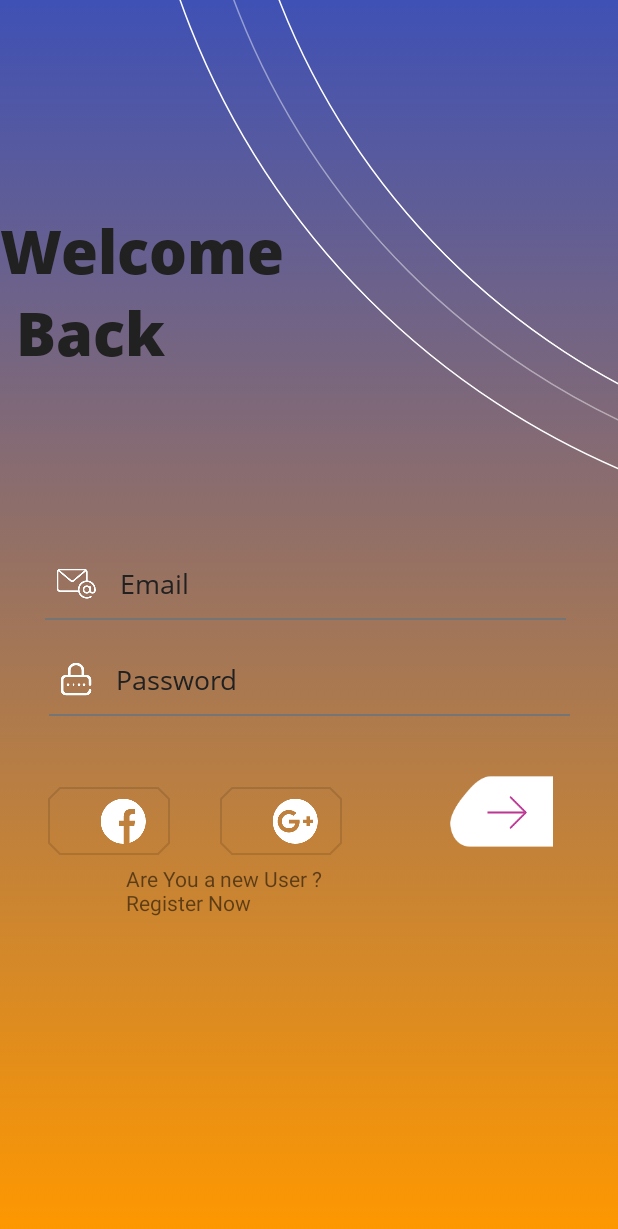
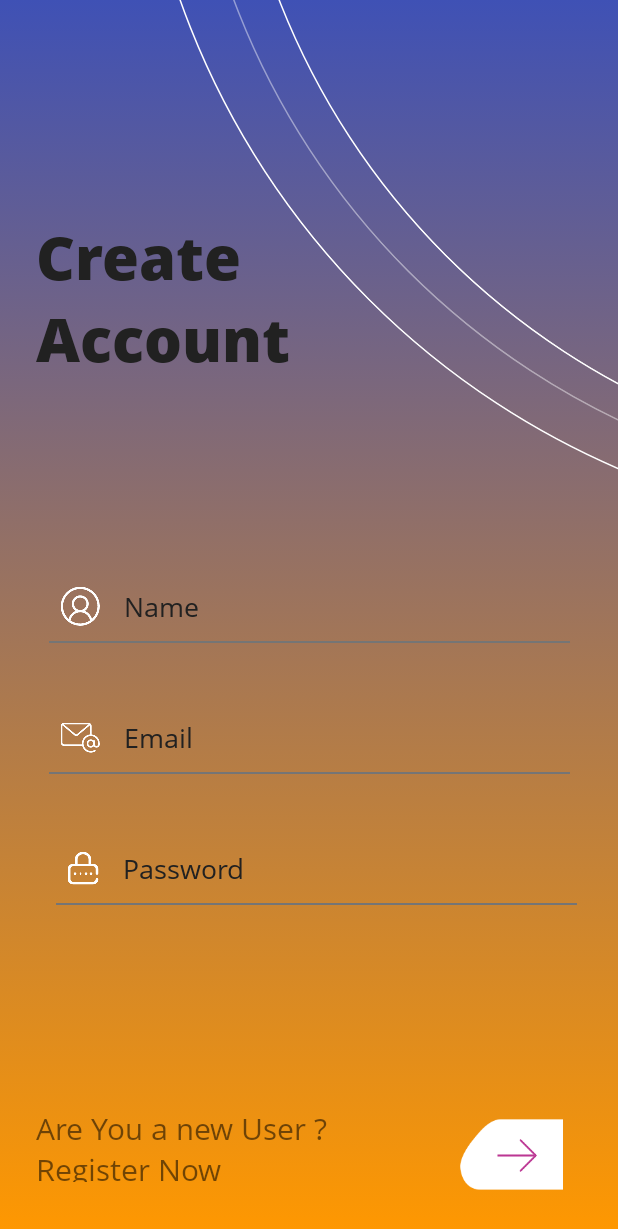
Before and after one commit to BraKoose/BlueCrest-School-App, an Android app: the screen it shows after launch (Login before the commit, SignUp after it), after a tap on "SIGNUP", on a phone screen of 412 x 824 dp. Shown: the top 1229 px of the screen. Run offline under Robolectric (Android 15) with nearby library versions, the phone set to English and light mode, and no system bars.

Commit message:
signUp and login done

```diff
--- a/app/src/main/AndroidManifest.xml
+++ b/app/src/main/AndroidManifest.xml
@@ -15,6 +15,9 @@
         android:roundIcon="@drawable/src_edited"
         android:supportsRtl="true"
         android:theme="@style/AppTheme">
+        <activity
+            android:name=".SignUp"
+            android:exported="false" />
         <activity
             android:name=".IntroActivity"
             android:exported="true">
@@ -39,7 +42,7 @@
         <activity android:name=".VerifyUser" />
         <activity android:name=".GpaCalculator" />
         <activity android:name=".Transcript" />
-        <activity android:name=".Login"/>
+        <activity android:name=".Login" />
         <activity android:name=".MainActivity" />
     </application>
 
--- a/app/src/main/java/com/example/project/IntroActivity.kt
+++ b/app/src/main/java/com/example/project/IntroActivity.kt
@@ -18,7 +18,7 @@ class IntroActivity : AppCompatActivity() {
             startActivity(Intent(this, Login::class.java))
         }
         binding.signUp.setOnClickListener {
-            startActivity(Intent(this, Login::class.java))
+            startActivity(Intent(this, SignUp::class.java))
         }
     }
 }
--- /dev/null
+++ b/app/src/main/java/com/example/project/SignUp.kt
@@ -0,0 +1,15 @@
+package com.example.project
+
+import androidx.appcompat.app.AppCompatActivity
+import android.os.Bundle
+import com.example.project.databinding.ActivitySignUpBinding
+
+class SignUp : AppCompatActivity() {
+
+    private lateinit var binding: ActivitySignUpBinding
+    override fun onCreate(savedInstanceState: Bundle?) {
+        super.onCreate(savedInstanceState)
+        binding = ActivitySignUpBinding.inflate(layoutInflater)
+        setContentView(binding.root)
+    }
+}
--- /dev/null
+++ b/app/src/main/res/layout/activity_sign_up.xml
@@ -0,0 +1,149 @@
+<?xml version="1.0" encoding="utf-8"?>
+<androidx.constraintlayout.widget.ConstraintLayout xmlns:android="http://schemas.android.com/apk/res/android"
+    xmlns:app="http://schemas.android.com/apk/res-auto"
+    xmlns:tools="http://schemas.android.com/tools"
+    android:layout_width="match_parent"
+    android:background="@drawable/bluecrest_background"
+    android:layout_height="match_parent"
+    tools:context=".SignUp">
+
+
+    <ScrollView
+        android:layout_width="match_parent"
+        android:layout_height="match_parent"
+        tools:ignore="SpeakableTextPresentCheck">
+
+        <LinearLayout
+            android:layout_width="match_parent"
+            android:layout_height="wrap_content"
+            android:orientation="vertical" />
+    </ScrollView>
+
+    <LinearLayout
+        android:layout_width="match_parent"
+        android:layout_height="match_parent"
+        android:orientation="vertical">
+
+        <androidx.constraintlayout.widget.ConstraintLayout
+            android:layout_width="match_parent"
+            android:layout_height="match_parent">
+
+            <ImageView
+                android:id="@+id/imageView3"
+                android:layout_width="wrap_content"
+                android:layout_height="wrap_content"
+                android:scaleType="fitXY"
+                app:layout_constraintBottom_toBottomOf="parent"
+                app:layout_constraintEnd_toEndOf="parent"
+                app:layout_constraintHorizontal_bias="0.0"
+                app:layout_constraintStart_toStartOf="parent"
+                app:layout_constraintTop_toTopOf="parent"
+                app:layout_constraintVertical_bias="0.0"
+                app:srcCompat="@drawable/top_arc2" />
+
+
+            <TextView
+                android:id="@+id/textView7"
+                android:layout_width="wrap_content"
+                android:layout_height="wrap_content"
+                android:layout_marginStart="24dp"
+                android:layout_marginBottom="76dp"
+                android:fontFamily="@font/opensansboldextrabold"
+                android:text="Create \nAccount"
+                android:textColor="@color/primary_text"
+                android:textSize="40sp"
+
+                android:textStyle="bold"
+                app:layout_constraintBottom_toBottomOf="@+id/imageView3"
+                app:layout_constraintStart_toStartOf="parent" />
+
+            <EditText
+                android:id="@+id/editTextPersonName"
+                android:layout_width="347dp"
+                android:layout_height="48dp"
+                android:layout_marginTop="32dp"
+                android:layout_marginBottom="16dp"
+                android:background="@drawable/editext_background"
+                android:drawableStart="@drawable/name"
+                android:drawablePadding="16dp"
+                android:ems="10"
+                android:fontFamily="@font/opensansregular"
+                android:hint="Name"
+                android:inputType="textPersonName"
+                android:padding="8dp"
+                android:textColorHint="@color/primary_text"
+                app:layout_constraintBottom_toTopOf="@+id/editTextTextEmail"
+                app:layout_constraintEnd_toEndOf="parent"
+                app:layout_constraintStart_toStartOf="parent"
+                app:layout_constraintTop_toBottomOf="@+id/imageView3" />
+
+            <EditText
+                android:id="@+id/editTextPassword"
+                android:layout_width="347dp"
+                android:layout_height="48dp"
+                android:layout_marginTop="4dp"
+                android:layout_marginBottom="116dp"
+                android:background="@drawable/editext_background"
+                android:drawableStart="@drawable/password"
+                android:drawablePadding="16dp"
+                android:ems="10"
+                android:fontFamily="@font/opensansregular"
+                android:hint="Password"
+                android:inputType="textPassword"
+                android:padding="8dp"
+                android:textColorHint="@color/primary_text"
+                app:layout_constraintBottom_toTopOf="@+id/imageView4"
+                app:layout_constraintEnd_toEndOf="parent"
+                app:layout_constraintHorizontal_bias="0.578"
+                app:layout_constraintStart_toStartOf="parent"
+                app:layout_constraintTop_toBottomOf="@+id/editTextTextEmail" />
+
+            <EditText
+                android:id="@+id/editTextTextEmail"
+                android:layout_width="347dp"
+                android:layout_height="48dp"
+                android:layout_marginTop="4dp"
+                android:layout_marginBottom="16dp"
+                android:background="@drawable/editext_background"
+                android:drawableStart="@drawable/email"
+                android:drawablePadding="16dp"
+                android:ems="10"
+                android:fontFamily="@font/opensansregular"
+                android:hint="Email"
+                android:inputType="textEmailAddress"
+                android:padding="8dp"
+                android:textColorHint="@color/primary_text"
+                app:layout_constraintBottom_toTopOf="@+id/editTextPassword"
+                app:layout_constraintEnd_toEndOf="parent"
+                app:layout_constraintStart_toStartOf="parent"
+                app:layout_constraintTop_toBottomOf="@+id/editTextPersonName" />
+
+
+            <ImageView
+                android:id="@+id/imageView4"
+                android:layout_width="109dp"
+                android:layout_height="63dp"
+                android:layout_marginStart="52dp"
+                app:layout_constraintStart_toEndOf="@+id/textView8"
+                app:layout_constraintTop_toTopOf="@+id/textView8"
+                app:srcCompat="@drawable/btn_login" />
+
+            <TextView
+                android:id="@+id/textView8"
+                android:layout_width="199dp"
+                android:layout_height="49dp"
+                android:layout_marginStart="24dp"
+                android:layout_marginBottom="36dp"
+                android:fontFamily="@font/opensansregular"
+                android:text="Are You a new User ? Register Now "
+                android:textSize="20sp"
+                app:layout_constraintBottom_toBottomOf="parent"
+                app:layout_constraintStart_toStartOf="parent" />
+
+
+        </androidx.constraintlayout.widget.ConstraintLayout>
+
+
+    </LinearLayout>
+
+</androidx.constraintlayout.widget.ConstraintLayout>
```
